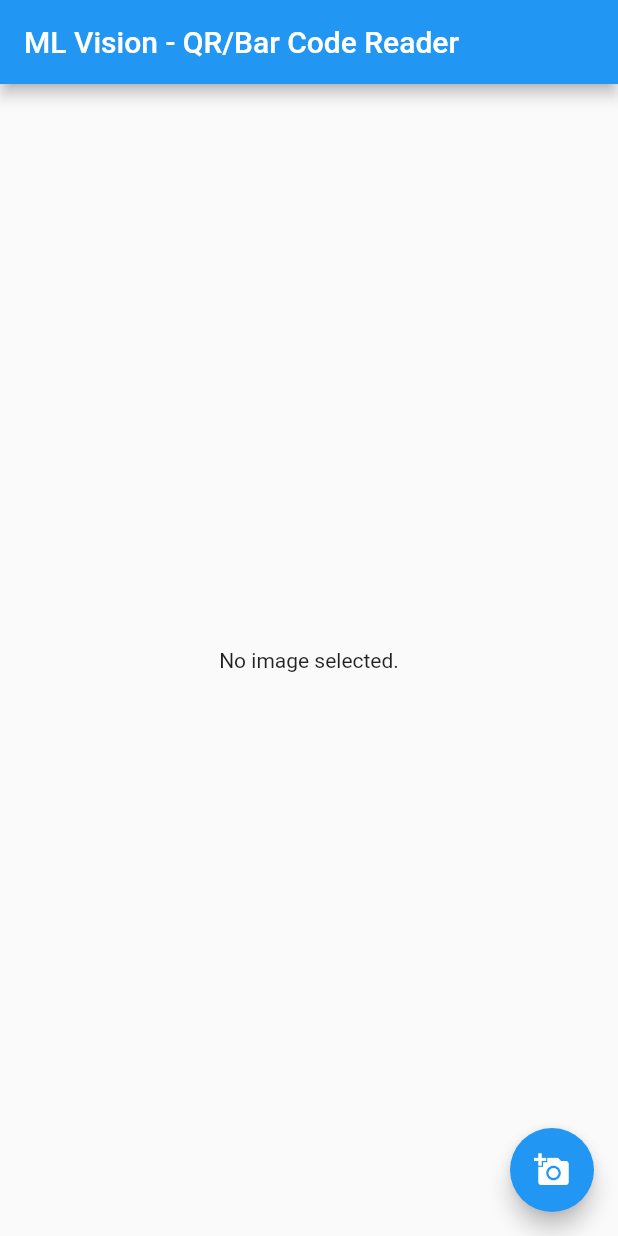
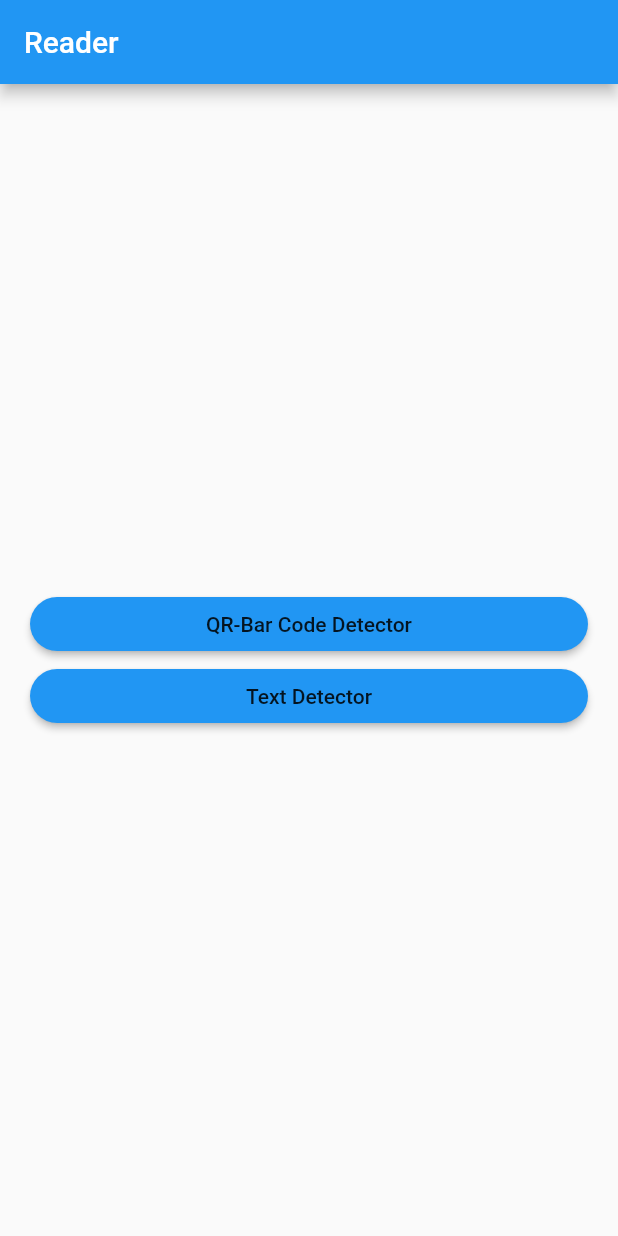
Before and after one commit to mltfree/personalProjects, a Flutter app: the screen it shows after launch, on a phone screen of 412 x 824 dp. Run offline on Flutter 3.47's test engine with Material 2 defaults, Android fonts, the light colour scheme and no system bars; our stand-ins replace image_picker; missing offline and left inert: firebase_ml_vision; accounts and stored records are empty.

Commit message:
Added in text reader code

```diff
--- a/mobileAppDev/qr-bar-code-reader/lib/main.dart
+++ b/mobileAppDev/qr-bar-code-reader/lib/main.dart
@@ -1,239 +1,28 @@
+import 'package:flutter/material.dart';
 
-import 'dart:async';
-import 'dart:io';
+import 'package:mobile_vision_test_v2/welcome_page.dart';
+import 'package:mobile_vision_test_v2/qr_bar_code_detector.dart';
+import 'package:mobile_vision_test_v2/text_reader.dart';
 
-import 'package:flutter/material.dart';
-import 'package:image_picker/image_picker.dart';
-import 'package:firebase_ml_vision/firebase_ml_vision.dart';
+void main() => runApp(MyApp());
 
-import 'dart:math';
+class MyApp extends StatelessWidget {
+  // This widget is the root of your application.
+  @override
+  Widget build(BuildContext context) {
+    return MaterialApp(
+      title: 'Reader',
+      theme: ThemeData(
+        primarySwatch: Colors.blue,
+        backgroundColor: Colors.teal[50],
+      ),
+      routes:{
+        '/welcome': (context) => WelcomePage(),
+        '/qrDetector' : (context) => QrBarDetector(),
+        '/textReader' : (context) => TextReader(),
 
-// References
-// https://pub.dartlang.org/packages/firebase_ml_vision#-readme-tab-
-// https://github.com/flutter/plugins/blob/master/packages/firebase_ml_vision/example/lib/detector_painters.dart
-// https://pub.dartlang.org/packages/image_picker#-changelog-tab-
-
-void main() => runApp(MaterialApp(home: MyHomePage()));
-
-class MyHomePage extends StatefulWidget {
-  @override
-  _MyHomePageState createState() => _MyHomePageState();
-}
-
-class _MyHomePageState extends State<MyHomePage> {
-  File _imageFile;
-  Size _imageSize;
-  String _rawValue = "";
-  dynamic _scanResults;
- // Detector _currentDetector = Detector.text;
-
-  Future<void> _getAndScanImage() async {
-    setState(() {
-      _imageFile = null;
-      _imageSize = null;
-    });
-
-    final File imageFile =
-    //await ImagePicker.pickImage(source: ImageSource.camera); // Switch for Camera source
-    await ImagePicker.pickImage(source: ImageSource.gallery);
-
-
-    if (imageFile != null) {
-      _getImageSize(imageFile);
-      _scanImage(imageFile);
-    }
-
-    setState(() {
-      _imageFile = imageFile;
-    });
-  }
-
-  Future<void> _getImageSize(File imageFile) async {
-    final Completer<Size> completer = Completer<Size>();
-
-    final Image image = Image.file(imageFile);
-    image.image.resolve(const ImageConfiguration()).addListener(
-          (ImageInfo info, bool _) {
-        completer.complete(Size(
-          info.image.width.toDouble(),
-          info.image.height.toDouble(),
-        ));
       },
-    );
-
-    final Size imageSize = await completer.future;
-    setState(() {
-      _imageSize = imageSize;
-    });
-  }
-
-  Future<void> _scanImage(File imageFile) async {
-    setState(() {
-      _scanResults = null;
-    });
-
-    final FirebaseVisionImage visionImage =
-    FirebaseVisionImage.fromFile(imageFile);
-
-    final BarcodeDetector barcodeDetector = FirebaseVision.instance.barcodeDetector();
-
-    final List<Barcode> barcodes = await barcodeDetector.detectInImage(visionImage);
-
-    for (Barcode barcode in barcodes) {
-      final Rectangle<int> boundingBox = barcode.boundingBox;
-      final List<Point<int>> cornerPoints = barcode.cornerPoints;
-
-      final String rawValue = barcode.rawValue;
-      print(rawValue);
-      _rawValue = rawValue;
-
-      final BarcodeValueType valueType = barcode.valueType;
-//
-//      // See API reference for complete list of supported types
-//      switch (valueType) {
-//        case BarcodeValueType.wifi:
-//          final String ssid = barcode.wifi.ssid;
-//          final String password = barcode.wifi.password;
-//          final BarcodeWiFiEncryptionType type = barcode.wifi.encryptionType;
-//          break;
-//        case BarcodeValueType.url:
-//          final String title = barcode.url.title;
-//          final String url = barcode.url.url;
-//          break;
-//        case BarcodeValueType.calendarEvent:
-//          final String title = barcode.calendarEvent.location;
-//          break;
-//        case BarcodeValueType.contactInfo:
-//          final List<BarcodeAddress> addresses = barcode.contactInfo.addresses;
-//          break;
-//        case BarcodeValueType.driverLicense:
-//          break;
-//        case BarcodeValueType.email:
-//          break;
-//        case BarcodeValueType.geographicCoordinates:
-//          break;
-//        case BarcodeValueType.isbn:
-//          break;
-//        case BarcodeValueType.phone:
-//          break;
-//        case BarcodeValueType.product:
-//          break;
-//        case BarcodeValueType.sms:
-//          break;
-//        case BarcodeValueType.text:
-//          break;
-//        case BarcodeValueType.unknown:
-//          break;
-//
-//      }
-    }
-
-    setState(() {
-      _scanResults = barcodes;
-    });
-
-  }
-
-
-  CustomPaint _buildResults(Size imageSize, dynamic results) {
-    CustomPainter painter;
-
-    painter = BarcodeDetectorPainter(_imageSize, results);
-
-    return CustomPaint(
-      painter: painter,
-      child: Center(
-        child : Text(
-          _rawValue,
-          style: TextStyle(
-            color: Colors.red,
-            fontSize: 20.0,
-        ),
-      ),
-      ),
+      home: WelcomePage(),
     );
   }
-
-  Widget _buildImage() {
-    return Container(
-      constraints: const BoxConstraints.expand(),
-      decoration: BoxDecoration(
-        image: DecorationImage(
-          image: Image.file(_imageFile).image,
-          fit: BoxFit.fill,
-        ),
-      ),
-      child: _imageSize == null || _scanResults == null
-          ? const Center(
-        child: Text(
-          'Scanning...',
-          style: TextStyle(
-            color: Colors.green,
-            fontSize: 30.0,
-          ),
-        ),
-      )
-          : _buildResults(_imageSize, _scanResults),
-    );
-  }
-
-
-
-  @override
-  Widget build(BuildContext context) {
-    return Scaffold(
-      appBar: AppBar(
-        title: const Text('ML Vision - QR/Bar Code Reader'),
-      ),
-      body: _imageFile == null
-          ? const Center(child: Text('No image selected.'))
-          : _buildImage(),
-      floatingActionButton: FloatingActionButton(
-        onPressed: _getAndScanImage,
-        tooltip: 'Pick Image',
-        child: const Icon(Icons.add_a_photo),
-      ),
-    );
-  }
-
-
-
 }
-
-
-class BarcodeDetectorPainter extends CustomPainter {
-  BarcodeDetectorPainter(this.absoluteImageSize, this.barcodeLocations);
-
-  final Size absoluteImageSize;
-  final List<Barcode> barcodeLocations;
-
-  @override
-  void paint(Canvas canvas, Size size) {
-    final double scaleX = size.width / absoluteImageSize.width;
-    final double scaleY = size.height / absoluteImageSize.height;
-
-    Rect scaleRect(Barcode barcode) {
-      return Rect.fromLTRB(
-        barcode.boundingBox.left * scaleX,
-        barcode.boundingBox.top * scaleY,
-        barcode.boundingBox.right * scaleX,
-        barcode.boundingBox.bottom * scaleY,
-      );
-    }
-
-    final Paint paint = Paint()
-      ..style = PaintingStyle.stroke
-      ..strokeWidth = 2.0;
-
-    for (Barcode barcode in barcodeLocations) {
-      paint.color = Colors.green;
-      canvas.drawRect(scaleRect(barcode), paint);
-    }
-  }
-
-  @override
-  bool shouldRepaint(BarcodeDetectorPainter oldDelegate) {
-    return oldDelegate.absoluteImageSize != absoluteImageSize ||
-        oldDelegate.barcodeLocations != barcodeLocations;
-  }
-}
--- /dev/null
+++ b/mobileAppDev/qr-bar-code-reader/lib/welcome_page.dart
@@ -0,0 +1,56 @@
+import 'package:flutter/material.dart';
+
+
+
+class WelcomePage extends StatefulWidget {
+  @override
+  _WelcomePageState createState() => _WelcomePageState();
+}
+
+class _WelcomePageState extends State<WelcomePage>{
+
+  @override
+  Widget build(BuildContext context){
+    return Scaffold(
+      appBar: AppBar(
+        title: Text('Reader'),
+        backgroundColor: Colors.blue,
+      ),
+      body : Container(
+        child: Padding(
+          padding: const EdgeInsets.fromLTRB(20.0, 5.0, 20.0, 5.0),
+          child: Column(
+            mainAxisAlignment : MainAxisAlignment.center,
+            crossAxisAlignment: CrossAxisAlignment.stretch,
+            children: <Widget>[
+              RaisedButton(
+                onPressed: navigateToQR,
+                child: Text('QR-Bar Code Detector'),
+                color: Colors.blue,
+                shape: new RoundedRectangleBorder(borderRadius: new BorderRadius.circular(30.0)),
+
+              ),
+              RaisedButton(
+                onPressed: navigateToTextReader,
+                child: Text('Text Detector'),
+                color: Colors.blue,
+                shape: new RoundedRectangleBorder(borderRadius: new BorderRadius.circular(30.0)),
+              ),
+            ],
+          ),
+        ),
+      ),
+    );
+  }
+
+
+  void navigateToQR(){
+    Navigator.pushNamed(context, '/qrDetector');
+  }
+
+
+  void navigateToTextReader(){
+    Navigator.pushNamed(context, '/textReader');
+  }
+
+}
```
Also changed, not shown: mobileAppDev/qr-bar-code-reader/lib/qr_bar_code_detector.dart (added, +200 -0 lines), mobileAppDev/qr-bar-code-reader/lib/text_reader.dart (added, +203 -0 lines), mobileAppDev/qr-bar-code-reader/images/1 - Landing.JPG (added), mobileAppDev/qr-bar-code-reader/images/1 LandingPage.JPG (deleted), mobileAppDev/qr-bar-code-reader/images/2 - QR Selector.JPG (added), mobileAppDev/qr-bar-code-reader/images/2 Image Picker.JPG (deleted), mobileAppDev/qr-bar-code-reader/images/3 - Image Selector.JPG (added), mobileAppDev/qr-bar-code-reader/images/3 QR Code Scanned.JPG (deleted), mobileAppDev/qr-bar-code-reader/images/4 - Decoded QR.JPG (added), mobileAppDev/qr-bar-code-reader/images/5 - Decoded Bar.JPG (added), mobileAppDev/qr-bar-code-reader/images/6 - Decoded Text.JPG (added), mobileAppDev/qr-bar-code-reader/images/Bar Code Scanned.JPG (deleted), mobileAppDev/qr-bar-code-reader/images/Wiki Text.JPG (added).
